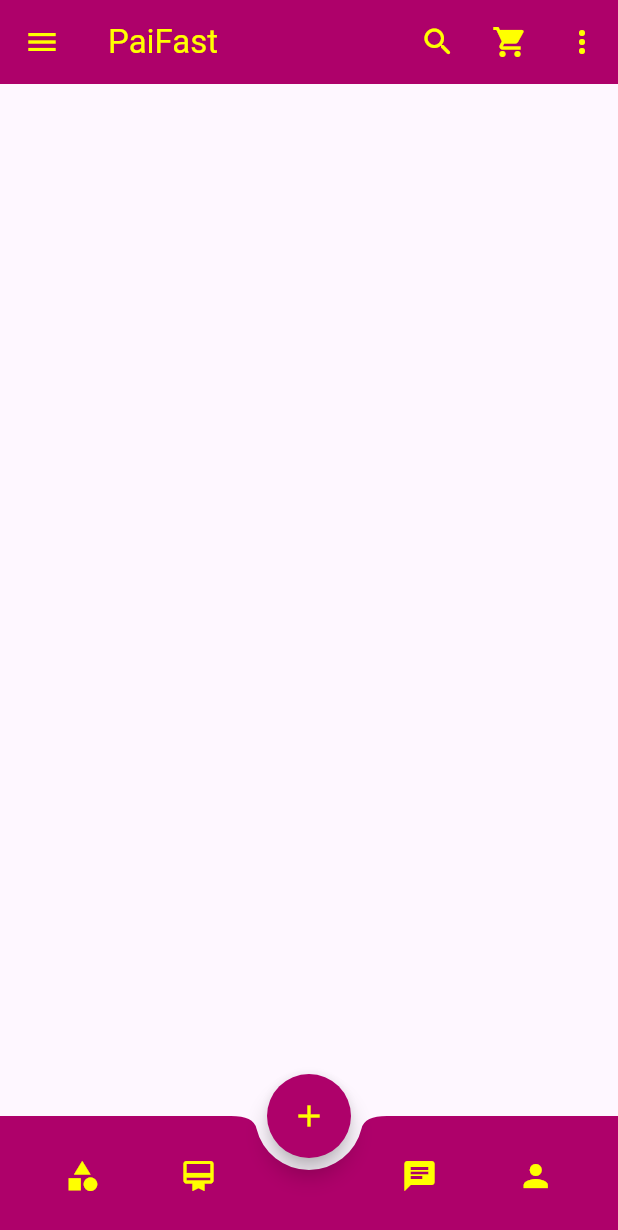
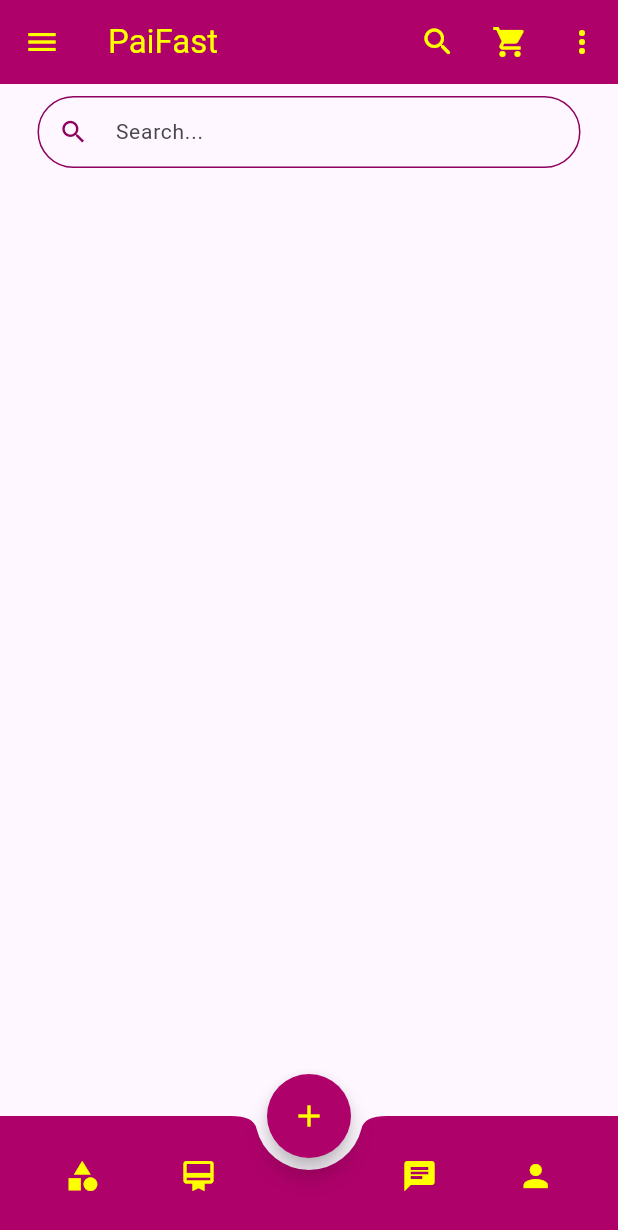
Before and after one commit to prothesbarai/Flutter-New-E-Commerce-Application, a Flutter app: the screen it shows after launch, on a phone screen of 412 x 824 dp. Shown: the top 1230 px of the screen. Run offline on Flutter 3.47's test engine with Material 3 defaults, Android fonts, the phone set to English and light mode, and no system bars.

Commit message:
v1.2.2.1

```diff
--- a/lib/main.dart
+++ b/lib/main.dart
@@ -157,7 +157,6 @@ class _MyHomePageState extends State<MyHomePage> {
                 ),
               ),
               _buildDrawerItem(Icons.edit, 'Edit Profile', context, EditProfilePage()),
-
               _buildDrawerItem(Icons.layers, 'My Orders', context,EditProfilePage()),
                Divider(color: Colors.yellow.shade100),
               _buildDrawerItem(Icons.card_giftcard, 'Offers', context,EditProfilePage()),
@@ -173,8 +172,36 @@ class _MyHomePageState extends State<MyHomePage> {
         ),
       ),
       // Body Start Here
-      // body: ,
+        body: SafeArea(
+          child: Column(
+            children: [
+              // Static Search Bar
+              Padding(
+                padding: const EdgeInsets.symmetric(vertical: 8.0,horizontal: 25.0),
+                child: TextField(
+                  style: TextStyle(fontSize: 14),
+                  decoration: InputDecoration(
+                    contentPadding: EdgeInsets.symmetric(vertical: 10, horizontal: 16),
+                    prefixIcon: Icon(Icons.search, color: AppColor.pink1, size: 20),
+                    hintText: 'Search...',
+                    hintStyle: TextStyle(fontSize: 14),
+                    enabledBorder: OutlineInputBorder(
+                      borderSide: BorderSide(color: AppColor.pink1),
+                      borderRadius: BorderRadius.circular(100),
+                    ),
+                    focusedBorder: OutlineInputBorder(
+                      borderSide: BorderSide(color: AppColor.pink1),
+                      borderRadius: BorderRadius.circular(100),
+                    ),
+                  ),
+                ),
+              ),
+              // ======================= Content Write Start Here ====================
 
+
+            ],
+          ),
+        ),
 
 
       bottomNavigationBar: BottomAppBar(
@@ -223,12 +250,6 @@ class _MyHomePageState extends State<MyHomePage> {
   }
 
 
-
-
-
-
-
-
   Widget _buildDrawerItem(IconData icon, String title, BuildContext context, Widget destinationPage) {
     return ListTile(
       leading: Icon(icon, color: Colors.yellowAccent),
```
